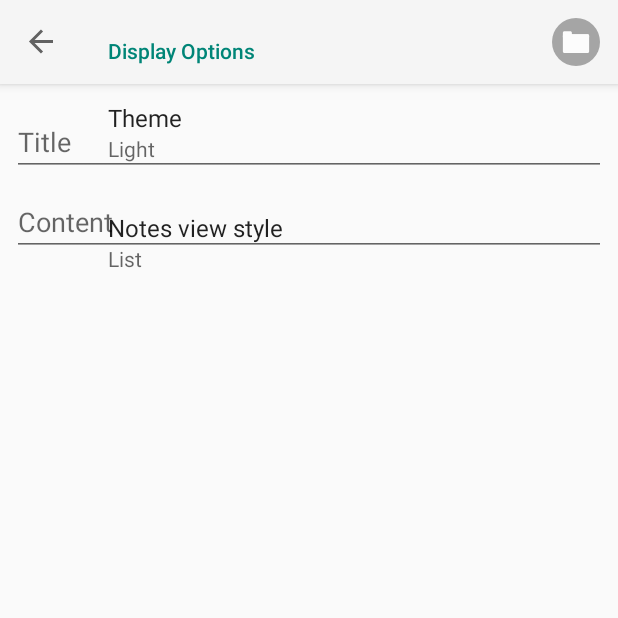
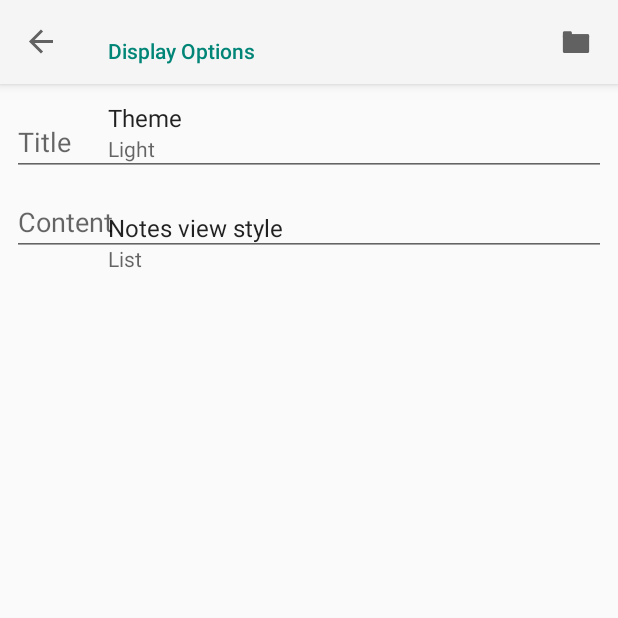
Before and after one commit to chrisc3456/simplenotes, an Android app: the screen it shows after launch (MainActivity), after a tap on an icon or button, on a phone screen of 412 x 824 dp, the top half of it. Run offline under Robolectric (Android 15) with nearby library versions, the phone set to English and light mode, and no system bars; our stand-ins replace Room's generated code, navigation-ui; 3 statements that could not run were skipped; 3 other taps on this screen came first.

Commit message:
Updated iconography and added action overlay attributes to v27 style files

```diff
--- a/app/src/main/res/drawable/ic_round_pencil_inverted.xml
+++ b/app/src/main/res/drawable/ic_round_pencil_inverted.xml
@@ -1,6 +1,6 @@
 <vector android:height="34dp" android:viewportHeight="128"
     android:viewportWidth="128" android:width="34dp" xmlns:android="http://schemas.android.com/apk/res/android">
-    <path android:fillColor="@color/colorIconBackgroundInverted" android:pathData="M64,64m-64,0a64,64 0,1 1,128 0a64,64 0,1 1,-128 0"/>
-    <path android:fillColor="@color/colorIconForegroundInverted" android:pathData="m87.4,50.5 l9.9,-9.9c0.4,-0.4 0.4,-1 0,-1.4l-8.5,-8.5c-0.4,-0.4 -1,-0.4 -1.4,0l-9.9,9.9 9.9,9.9z"/>
-    <path android:fillColor="@color/colorIconForegroundInverted" android:pathData="m74.6,43.5 l-36.6,36.6 -4.4,13c-0.3,0.8 0.5,1.5 1.3,1.3l13,-4.4 36.6,-36.6 -9.9,-9.9z"/>
+    <path android:fillColor="@color/colorIconBackground" android:pathData="M64,64m-64,0a64,64 0,1 1,128 0a64,64 0,1 1,-128 0"/>
+    <path android:fillColor="@color/colorIconForeground" android:pathData="m87.4,50.5 l9.9,-9.9c0.4,-0.4 0.4,-1 0,-1.4l-8.5,-8.5c-0.4,-0.4 -1,-0.4 -1.4,0l-9.9,9.9 9.9,9.9z"/>
+    <path android:fillColor="@color/colorIconForeground" android:pathData="m74.6,43.5 l-36.6,36.6 -4.4,13c-0.3,0.8 0.5,1.5 1.3,1.3l13,-4.4 36.6,-36.6 -9.9,-9.9z"/>
 </vector>
--- a/app/src/main/res/layout/fragment_notes_list.xml
+++ b/app/src/main/res/layout/fragment_notes_list.xml
@@ -17,7 +17,8 @@
         <androidx.appcompat.widget.Toolbar
             android:id="@+id/toolbarNotesList"
             android:layout_width="match_parent"
-            android:layout_height="?attr/actionBarSize"/>
+            android:layout_height="?attr/actionBarSize"
+            app:titleTextColor="@color/colourTextActionBar" />
 
     </com.google.android.material.appbar.AppBarLayout>
 
--- a/app/src/main/res/values-night-v27/styles.xml
+++ b/app/src/main/res/values-night-v27/styles.xml
@@ -2,7 +2,9 @@
     <style name="AppTheme" parent="Theme.MaterialComponents.DayNight.NoActionBar.Bridge">
         <item name="android:windowLightNavigationBar">false</item>
 
-        <!-- Repeating here even though already declared in main styles.xml file otherwise the custom layout gets lost on APK v28+ -->
+        <!-- Repeating here even though already declared in main styles.xml file otherwise settings lost on APK v28+ -->
+        <item name="windowActionModeOverlay">true</item>
+        <item name="actionModeBackground">@color/colorActionBar</item>
         <item name="preferenceTheme">@style/AppTheme.PreferenceThemeOverlay</item>
     </style>
 </resources>
--- a/app/src/main/res/values-v27/styles.xml
+++ b/app/src/main/res/values-v27/styles.xml
@@ -4,7 +4,9 @@
         <item name="android:navigationBarColor">@color/colorNavBar</item>
         <item name="android:navigationBarDividerColor">@color/colorNavDivider</item>
 
-        <!-- Repeating here even though already declared in main styles.xml file otherwise the custom layout gets lost on APK v28+ -->
+        <!-- Repeating here even though already declared in main styles.xml file otherwise settings lost on APK v28+ -->
+        <item name="windowActionModeOverlay">true</item>
+        <item name="actionModeBackground">@color/colorActionBar</item>
         <item name="preferenceTheme">@style/AppTheme.PreferenceThemeOverlay</item>
     </style>
 </resources>
--- a/app/src/main/res/values/colors.xml
+++ b/app/src/main/res/values/colors.xml
@@ -9,8 +9,8 @@
     <color name="colorNavBar">#fffcfcfc</color>
     <color name="colorNavDivider">#ffe0e0e0</color>
 
-    <color name="colorIconBackground">#ffa5a5a5</color>
-    <color name="colorIconForeground">#fffcfcfc</color>
+    <color name="colorIconBackground">@null</color>
+    <color name="colorIconForeground">@color/colourTextActionBar</color>
     <color name="colorIconBackgroundInverted">#fffcfcfc</color>
     <color name="colorIconForegroundInverted">#ffa5a5a5</color>
 
```
